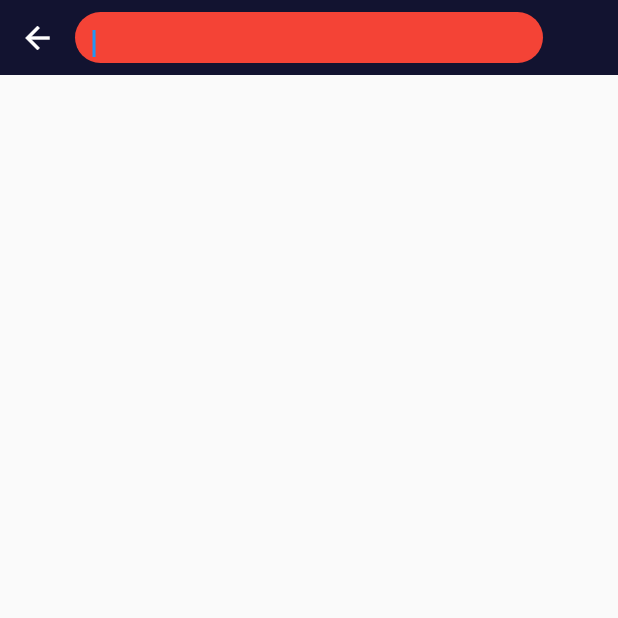
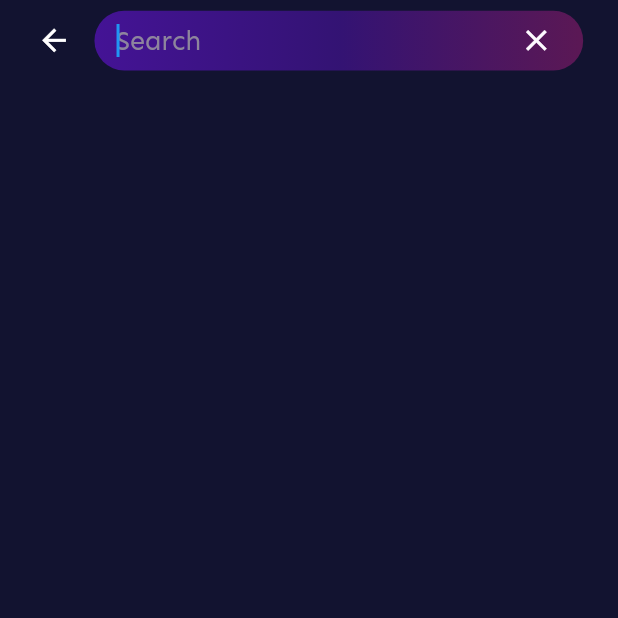
Before and after one commit to Sanaullh-Dev/bebop_music, a Flutter app: the SearchPage screen opened directly, on a phone screen of 412 x 824 dp, the top half of it. Run offline on Flutter 3.47's test engine with Material 2 defaults, Android fonts, the phone set to English and light mode, and no system bars; our stand-ins replace flutter_screenutil, font_awesome_flutter.

Commit message:
search and video page design

```diff
--- a/lib/main.dart
+++ b/lib/main.dart
@@ -1,7 +1,8 @@
+import 'package:bebop_music/pages/playing_page/playing_page.dart';
 import 'package:bebop_music/pages/playlist_details/album_page.dart';
 import 'package:bebop_music/pages/playlist_details/artists_page.dart';
 import 'package:bebop_music/pages/playlist_details/playlist_page.dart';
-import 'package:bebop_music/pages/search/search_page.dart';
+import 'package:bebop_music/pages/search_page/search_page.dart';
 import 'package:flutter/material.dart';
 import 'package:flutter_screenutil/flutter_screenutil.dart';
 import 'package:bebop_music/pages/main_screen.dart';
@@ -25,7 +26,7 @@ class MyApp extends StatelessWidget {
         debugShowCheckedModeBanner: false,
         theme: ThemeData(fontFamily: 'Sen'),
         // home: const SafeArea(child: MainScreen()),
-        home: const SafeArea(child: SearchPage()),
+        home: const SafeArea(child: PlayingPage()),
       ),
     );
   }
--- a/lib/pages/main_screen.dart
+++ b/lib/pages/main_screen.dart
@@ -1,5 +1,7 @@
 import 'package:bebop_music/pages/home/home_page.dart';
+import 'package:bebop_music/pages/mine_page/mine_page.dart';
 import 'package:bebop_music/pages/my_music/my_music.dart';
+import 'package:bebop_music/pages/videos_page/videos_page.dart';
 import 'package:bebop_music/utils/app_colors.dart';
 import 'package:bebop_music/utils/app_themes.dart';
 import 'package:flutter/material.dart';
@@ -15,7 +17,7 @@ class MainScreen extends StatefulWidget {
 
 class _MainScreenState extends State<MainScreen> {
   int pageIndex = 0;
-  final pagesList = const [HomePage(), MyMusic(), HomePage(), MyMusic()];
+  final pagesList = const [HomePage(), MyMusic(), VideosPage(), MinePage()];
 
   @override
   Widget build(BuildContext context) {
@@ -37,7 +39,7 @@ class _MainScreenState extends State<MainScreen> {
             iconItem(label: "Home", icon: FontAwesomeIcons.house),
             iconItem(label: "My Music", icon: FontAwesomeIcons.music),
             iconItem(label: "Video", icon: FontAwesomeIcons.film),
-            iconItem(label: "Setting", icon: FontAwesomeIcons.user),
+            iconItem(label: "Mine", icon: FontAwesomeIcons.user),
           ]),
     );
   }
--- a/lib/pages/search/search_page.dart
+++ /dev/null
@@ -1,67 +0,0 @@
-import 'package:bebop_music/utils/app_colors.dart';
-import 'package:flutter/material.dart';
-import 'package:flutter_screenutil/flutter_screenutil.dart';
-
-class SearchPage extends StatelessWidget {
-  const SearchPage({super.key});
-
-  @override
-  Widget build(BuildContext context) {
-    bool isTyping = false;
-
-    return Scaffold(
-      body: NestedScrollView(
-          headerSliverBuilder: (BuildContext context, bool innerBoxIsScrolled) {
-            return [
-              SliverAppBar(
-                collapsedHeight: 50,
-                toolbarHeight: 50,
-                backgroundColor: backgroundColor,
-                leadingWidth: 50,
-                leading:
-                    IconButton(onPressed: () {}, icon: Icon(Icons.arrow_back)),
-                flexibleSpace: FlexibleSpaceBar(
-
-                  titlePadding: EdgeInsets.symmetric(vertical: 3, horizontal: 50),
-                  title: Container(
-                    padding: EdgeInsets.symmetric(vertical: 5),
-                    child: TextField(
-                        autofocus: true,
-                        style: TextStyle(fontSize: 15, color: textColor),
-                        decoration: InputDecoration(
-                          filled: true,
-                          fillColor: Colors.red,
-                          border: borderStyle(),
-                          focusedBorder: borderStyle()
-
-                        )),
-                  ),
-                ),
-                // title: TextField(
-                //   autofocus: true,
-                //   maxLines: 1,
-                //   maxLength: 30,
-                //   style: TextStyle(fontSize: 15, color: textColor),
-                //   onChanged: (val) {
-                //     isTyping = val.isEmpty ? true : false;
-                //   },
-                //   decoration: InputDecoration(
-                //     isDense: true,
-                //
-                //     border: borderStyle(),
-                //     // focusedBorder: borderStyle(),
-                //
-                //   ),
-                // ),
-              )
-            ];
-          },
-          body: SizedBox()),
-    );
-  }
-
-  borderStyle() => OutlineInputBorder(
-        borderSide: BorderSide(color: Colors.transparent),
-        borderRadius: BorderRadius.circular(100),
-      );
-}
--- /dev/null
+++ b/lib/pages/search_page/search_page.dart
@@ -0,0 +1,65 @@
+import 'package:bebop_music/share_widgets/search_appbar.dart';
+import 'package:bebop_music/utils/app_colors.dart';
+import 'package:bebop_music/utils/app_themes.dart';
+import 'package:flutter/material.dart';
+import 'package:flutter_screenutil/flutter_screenutil.dart';
+
+class SearchPage extends StatelessWidget {
+  const SearchPage({super.key});
+
+  @override
+  Widget build(BuildContext context) {
+    bool isTyping = false;
+
+    return Scaffold(
+        backgroundColor: backgroundColor,
+        appBar: searchAppBar(
+            isSearchPage: true, buildContext: context, onPress: () {}),
+        // AppBar(
+        //   elevation: 0,
+        //   toolbarHeight: 150.sp,
+        //   backgroundColor: backgroundColor,
+        //   leadingWidth: 35,
+        //   leading: Padding(
+        //     padding: const EdgeInsets.symmetric(horizontal: 6),
+        //     child: ,
+        //   ),
+        //   title: Container(
+        //     margin: EdgeInsets.only(left: 20.sp, right: 20.sp),
+        //     padding: EdgeInsets.only(left: 40.sp, right: 20.sp),
+        //     height: 110.sp,
+        //     width: double.infinity,
+        //     decoration: BoxDecoration(
+        //         gradient: LinearGradient(
+        //             begin: Alignment.centerLeft,
+        //             end: Alignment.centerRight,
+        //             colors: [
+        //               secondaryColor.withAlpha(150),
+        //               secondaryColor.withAlpha(100),
+        //               primaryColor.withAlpha(100)
+        //             ]),
+        //         borderRadius: BorderRadius.circular(60)),
+        //     child: TextField(
+        //       maxLength: 35,
+        //       autofocus: true,
+        //       style: textFiledStyle,
+        //       decoration: InputDecoration(
+        //         counterText: "",
+        //         hintText: "Search songs or album ",
+        //         hintStyle: textFiledStyle.copyWith(color: textLightColor),
+        //         suffixIcon: Icon(Icons.close, color: textColor, size: 65.sp,),
+        //           contentPadding: EdgeInsets.symmetric(vertical: 10.sp),
+        //           border: borderStyle(),
+        //           focusedBorder: borderStyle()),
+        //     ),
+        //   ),
+        // ),
+
+        body: Column(
+          children: [],
+        ));
+  }
+
+  borderStyle() =>
+      const OutlineInputBorder(borderSide: BorderSide(color: Colors.transparent));
+}
--- a/lib/share_widgets/search_appbar.dart
+++ b/lib/share_widgets/search_appbar.dart
@@ -1,25 +1,83 @@
-import 'package:bebop_music/pages/home/home_page.dart';
-import 'package:bebop_music/share_widgets/search_bar.dart';
 import 'package:bebop_music/utils/app_colors.dart';
+import 'package:bebop_music/utils/app_themes.dart';
 import 'package:flutter/material.dart';
 import 'package:flutter_screenutil/flutter_screenutil.dart';
 import 'package:font_awesome_flutter/font_awesome_flutter.dart';
 
-
-PreferredSizeWidget searchAppBar() => PreferredSize(
-      preferredSize: Size.fromHeight(180.h),
-      child: AppBar(
-        toolbarHeight: 180,
-        backgroundColor: Colors.transparent,
-        elevation: 0,
-        shadowColor: backgroundLightColor,
-        leading: Padding(
-          padding: EdgeInsets.only(left: 40.sp),
-          child: Icon(FontAwesomeIcons.barsStaggered,
-              size: 65.sp, color: textColor),
-        ),
-        leadingWidth: 150.w,
-        title: const SearchBox(),
-        actions: [SizedBox(width: 80.sp)],
+PreferredSizeWidget searchAppBar(
+        {required VoidCallback onPress,
+        required BuildContext buildContext,
+        required bool isSearchPage}) =>
+    AppBar(
+      elevation: 0,
+      toolbarHeight: 150.sp,
+      backgroundColor: backgroundColor,
+      leadingWidth: 110.sp,
+      leading: Padding(
+          padding: EdgeInsets.only(left: 45.sp),
+          child: isSearchPage ? leadingBackBtn(buildContext) : leadingMenuIcon()),
+      title: GestureDetector(
+        onTap: onPress,
+        child: Container(
+            margin: EdgeInsets.only(left: 20.sp, right: 20.sp),
+            padding: EdgeInsets.only(left: 40.sp, right: 20.sp),
+            height: 110.sp,
+            width: double.infinity,
+            decoration: BoxDecoration(
+                gradient: LinearGradient(
+                    begin: Alignment.centerLeft,
+                    end: Alignment.centerRight,
+                    colors: [
+                      secondaryColor.withAlpha(150),
+                      secondaryColor.withAlpha(100),
+                      primaryColor.withAlpha(100)
+                    ]),
+                borderRadius: BorderRadius.circular(60)),
+            child: isSearchPage ? searchTextFiled() : searchTitle()),
       ),
     );
+
+borderStyle() =>
+    const OutlineInputBorder(borderSide: BorderSide(color: Colors.transparent));
+
+Widget searchTitle() => Row(
+      crossAxisAlignment: CrossAxisAlignment.center,
+      mainAxisAlignment: MainAxisAlignment.start,
+      children: [
+        Icon(FontAwesomeIcons.magnifyingGlass,
+            size: 50.sp, color: textLightColor),
+        SizedBox(width: 25.w),
+        SizedBox(
+          width: 360.sp,
+          child: Text("Search Songs and Album",
+              style: heading3.copyWith(
+                  color: textLightColor, overflow: TextOverflow.ellipsis)),
+        ),
+      ],
+    );
+
+Widget searchTextFiled() => TextField(
+      maxLength: 35,
+      autofocus: true,
+      style: textFiledStyle,
+      decoration: InputDecoration(
+        counterText: "",
+        hintText: "Search",
+        hintStyle: textFiledStyle.copyWith(color: textLightColor),
+        suffixIcon: Icon(Icons.close, color: textColor, size: 65.sp),
+        contentPadding: EdgeInsets.symmetric(vertical: 10.sp),
+        border: borderStyle(),
+        focusedBorder: borderStyle(),
+        enabledBorder: borderStyle(),
+      ),
+    );
+
+leadingMenuIcon() =>
+    Icon(FontAwesomeIcons.barsStaggered, size: 60.sp, color: textColor);
+
+leadingBackBtn(BuildContext context) => IconButton(
+    onPressed: () => Navigator.pop(context),
+    icon: Icon(
+      Icons.arrow_back,
+      size: 65.sp,
+    ));
--- a/lib/utils/app_colors.dart
+++ b/lib/utils/app_colors.dart
@@ -2,7 +2,7 @@ import 'package:flutter/material.dart';
 
 Color primaryColor = const Color.fromRGBO(204, 32, 141, 1);
 Color popPrimaryColor = Color.fromARGB(255, 253, 2, 161);
-Color primaryLightColor = const Color.fromRGBO(204, 32, 141, 0.1);
+Color primaryLightColor = Color.fromARGB(24, 230, 34, 158);
 Color secondaryColor = const Color.fromRGBO(103, 19, 220, 1);
 Color secondaryLightColor = Color.fromRGBO(136, 85, 208, 0.5);
 Color textColor = Color.fromRGBO(253, 250, 255, 1);
--- a/lib/utils/app_themes.dart
+++ b/lib/utils/app_themes.dart
@@ -27,14 +27,11 @@ TextStyle heading3 = TextStyle(
 
 TextStyle heading3Bold = heading3.copyWith(fontWeight: FontWeight.w700);
 
-TextStyle heading4 =  heading3.copyWith(fontSize: 42);
-TextStyle heading4Bold =  heading3.copyWith(fontWeight: FontWeight.w700);
+TextStyle heading4 = heading3.copyWith(fontSize: 40.sp);
+TextStyle heading4Bold = heading4.copyWith(fontWeight: FontWeight.w700);
 
-
-TextStyle appBarText = TextStyle(
-    fontSize: 45.sp,
-    fontWeight: FontWeight.w600,
-    fontFamily: "Sen");
+TextStyle appBarText =
+    TextStyle(fontSize: 45.sp, fontWeight: FontWeight.w600, fontFamily: "Sen");
 
 TextStyle menuText =
     TextStyle(fontSize: 44.sp, fontWeight: FontWeight.w600, fontFamily: "Sen");
@@ -58,10 +55,16 @@ TextStyle tileSubTitle = TextStyle(
 
 TextStyle tileSubTitleBold = tileSubTitle.copyWith(fontWeight: FontWeight.w700);
 
-TextStyle body =
-    TextStyle(color: textColor, fontSize: 18.sp, fontFamily: "OpenSans");
+TextStyle bodyTextStyle =
+    TextStyle(color: textColor, fontSize: 30.sp, fontFamily: "OpenSans");
 
-TextStyle bodyStrong = body.copyWith(fontWeight: FontWeight.w700);
+TextStyle bodyTextStyleBold = bodyTextStyle.copyWith(fontWeight: FontWeight.w700);
+
+TextStyle textFiledStyle = TextStyle(
+    fontSize: 50.sp,
+    fontWeight: FontWeight.w500,
+    fontFamily: "Sen",
+    color: textColor);
 
 Widget verticalMainSpace() => SizedBox(height: 35.h);
 Widget verticalSubSpace() => SizedBox(height: 15.h);
```
Also changed, not shown: lib/pages/home/home_page.dart (+9 -3 lines), lib/pages/mine_page/mine_page.dart (added, +20 -0 lines), lib/pages/my_music/my_music.dart (+8 -1 lines), lib/pages/playing_page/playing_page.dart (added, +62 -0 lines), lib/pages/videos_page/videos_page.dart (added, +59 -0 lines), lib/pages/videos_page/widgets/video_card.dart (added, +59 -0 lines), lib/share_widgets/search_bar.dart (deleted, +0 -42 lines).
